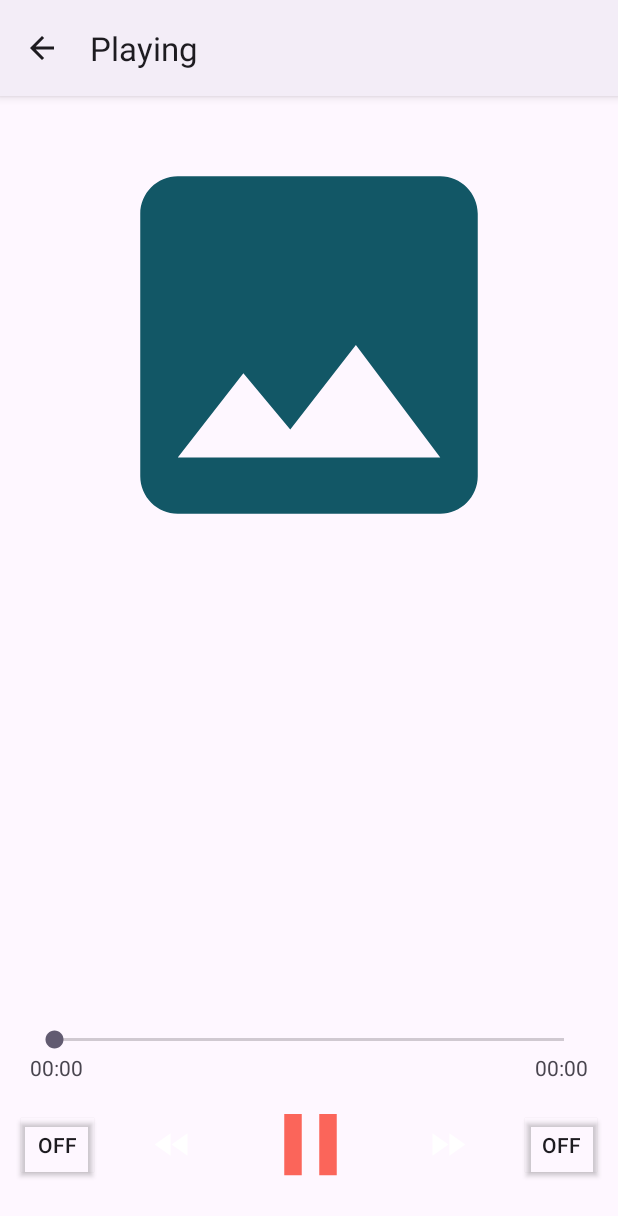
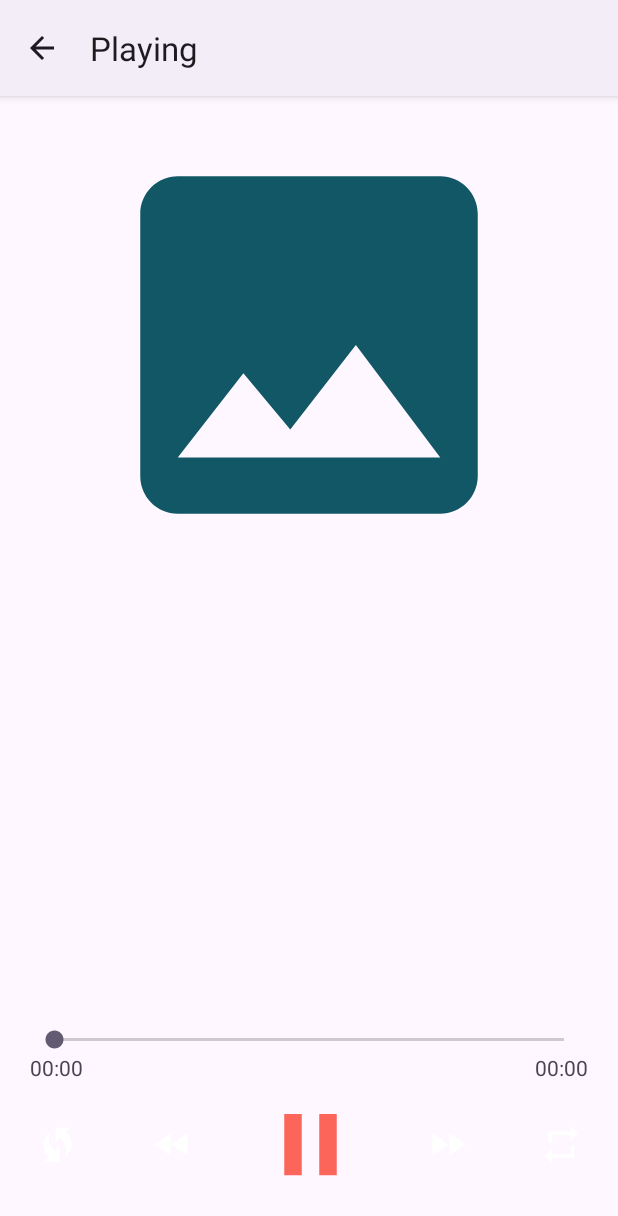
Before and after one commit to AntonioArquelau/Audio-Player, an Android app: the PlayActivity screen opened directly, with no data from a screen before it, on a phone screen of 412 x 824 dp. Shown: the top 1216 px of the screen. Run offline under Robolectric (Android 15) with nearby library versions, the phone set to English and light mode, and no system bars; our stand-ins replace Dagger/Hilt's generated code; 3 statements that could not run were skipped.

Commit message:
Update toggle buttons state.

```diff
--- a/app/src/main/res/layout/activity_play.xml
+++ b/app/src/main/res/layout/activity_play.xml
@@ -83,7 +83,7 @@
         android:layout_marginBottom="@dimen/linear_layout_margin"
         app:layout_constraintBottom_toBottomOf="parent">
 
-        <ToggleButton
+        <com.google.android.material.button.MaterialButton
             android:id="@+id/random_toggle_button"
             android:layout_width="wrap_content"
             android:layout_height="wrap_content"
@@ -152,7 +152,7 @@
             app:backgroundTint="@color/transparent"
             app:icon="@drawable/baseline_fast_forward_24"/>
 
-        <ToggleButton
+        <com.google.android.material.button.MaterialButton
             android:id="@+id/repeat_toggle_button"
             android:layout_width="wrap_content"
             android:layout_height="wrap_content"
--- a/app/src/main/res/values/colors.xml
+++ b/app/src/main/res/values/colors.xml
@@ -3,6 +3,7 @@
     <color name="black">#FF000000</color>
     <color name="white">#FFFFFFFF</color>
     <color name="gray">#C8C8C8</color>
+    <color name="light_gray">#10C8C8C8</color>
     <color name="transparent">#00000000</color>
     <color name="play_pause_orange">#FB655A</color>
     <color name="text_view_orange">#BA372E</color>
```
Also changed, not shown: app/src/main/java/com/example/audioplayer/view/PlayActivity.kt (+16 -0 lines).
